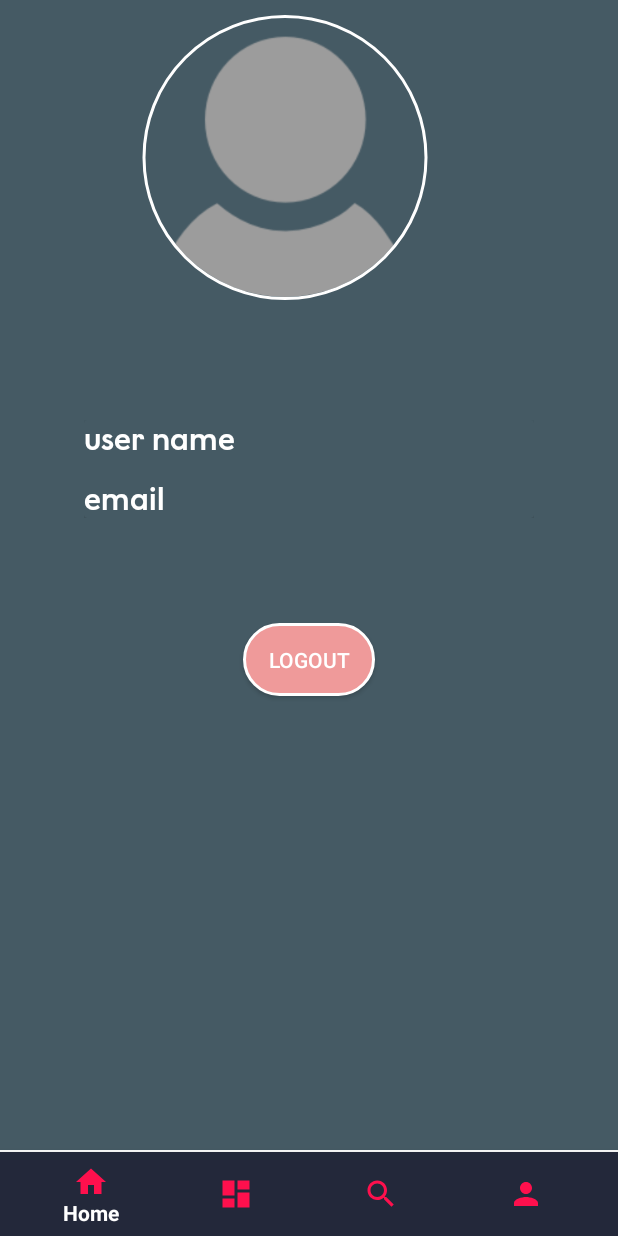
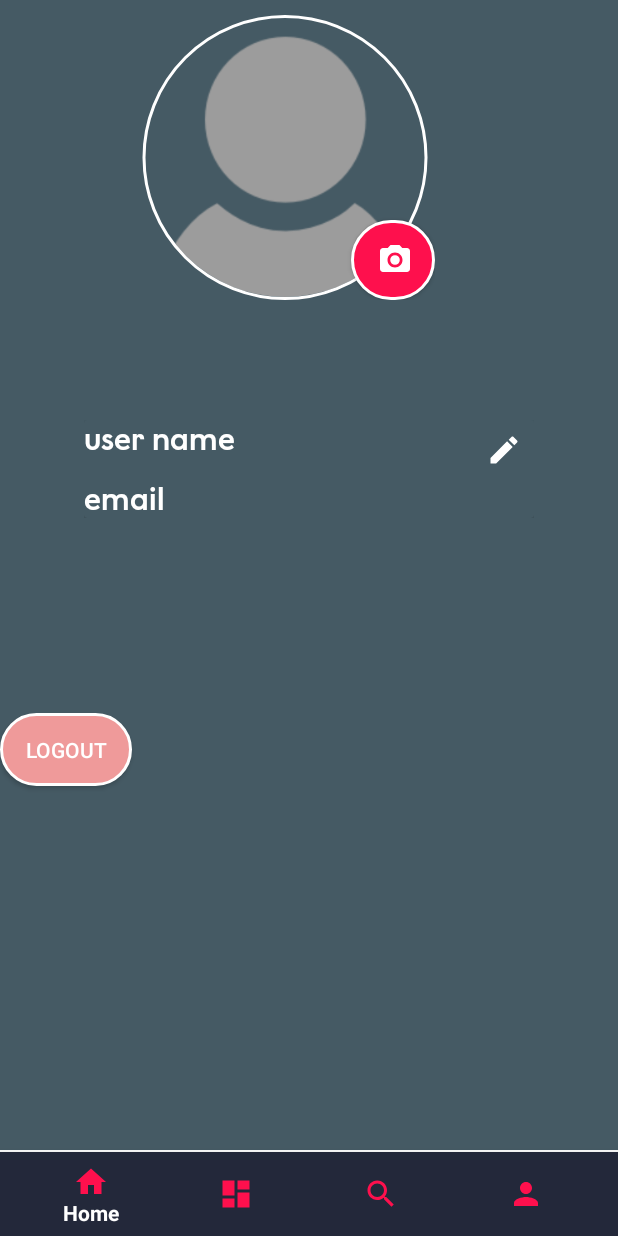
Before and after one commit to Mutegisamuel/SafariCare, an Android app: the fragment infoFragment placed in its activity, on a phone screen of 412 x 824 dp. Run offline under Robolectric (Android 15) with nearby library versions, the phone set to English and light mode, and no system bars; our stand-ins replace CircleImageView; libraries missing offline, so code that uses them is left out: com.github.anastr.speedviewlib; 1 statement that could not run was skipped.

Commit message:
update 2.0.1

```diff
--- /dev/null
+++ b/app/src/main/res/drawable/ic_camera_alt_black_24dp.xml
@@ -0,0 +1,12 @@
+<vector xmlns:android="http://schemas.android.com/apk/res/android"
+        android:width="24dp"
+        android:height="24dp"
+        android:viewportWidth="24.0"
+        android:viewportHeight="24.0">
+    <path
+        android:fillColor="#FFF"
+        android:pathData="M12,12m-3.2,0a3.2,3.2 0,1 1,6.4 0a3.2,3.2 0,1 1,-6.4 0"/>
+    <path
+        android:fillColor="#FFF"
+        android:pathData="M9,2L7.17,4L4,4c-1.1,0 -2,0.9 -2,2v12c0,1.1 0.9,2 2,2h16c1.1,0 2,-0.9 2,-2L22,6c0,-1.1 -0.9,-2 -2,-2h-3.17L15,2L9,2zM12,17c-2.76,0 -5,-2.24 -5,-5s2.24,-5 5,-5 5,2.24 5,5 -2.24,5 -5,5z"/>
+</vector>
--- /dev/null
+++ b/app/src/main/res/drawable/ic_edit_black_24dp.xml
@@ -0,0 +1,9 @@
+<vector xmlns:android="http://schemas.android.com/apk/res/android"
+        android:width="24dp"
+        android:height="24dp"
+        android:viewportWidth="24.0"
+        android:viewportHeight="24.0">
+    <path
+        android:fillColor="#FFF"
+        android:pathData="M3,17.25V21h3.75L17.81,9.94l-3.75,-3.75L3,17.25zM20.71,7.04c0.39,-0.39 0.39,-1.02 0,-1.41l-2.34,-2.34c-0.39,-0.39 -1.02,-0.39 -1.41,0l-1.83,1.83 3.75,3.75 1.83,-1.83z"/>
+</vector>
--- a/app/src/main/res/layout/activity_sign_up.xml
+++ b/app/src/main/res/layout/activity_sign_up.xml
@@ -49,7 +49,7 @@
             android:paddingRight="40dp">
 
             <EditText
-                android:id="@+id/username"
+                android:id="@+id/signupusername"
                 android:drawablePadding="10dp"
                 android:drawableLeft="@drawable/ic_person_black_24dp"
                 android:layout_width="350dp"
--- a/app/src/main/res/layout/fragment_info.xml
+++ b/app/src/main/res/layout/fragment_info.xml
@@ -7,7 +7,7 @@
     android:orientation="vertical"
     android:background="#455A64">
 
-    <LinearLayout
+    <RelativeLayout
         android:paddingTop="10dp"
         android:id="@+id/infopic"
         android:layout_width="200dp"
@@ -19,6 +19,17 @@
         android:layout_marginLeft="90dp"
         android:layout_marginBottom="80dp">
 
+        <Button
+            android:id="@+id/edit_imagebtn"
+            android:layout_width="56dp"
+            android:layout_height="wrap_content"
+            android:layout_alignParentBottom="true"
+            android:layout_alignParentEnd="true"
+            android:layout_alignParentRight="true"
+            android:layout_gravity="right"
+            android:background="@drawable/buttonstyle2"
+            android:drawableRight="@drawable/ic_camera_alt_black_24dp" />
+
         <de.hdodenhof.circleimageview.CircleImageView
             xmlns:app="http://schemas.android.com/apk/res-auto"
             android:id="@+id/profile_image"
@@ -27,7 +38,7 @@
             android:src="@drawable/customer_avatar"
             app:civ_border_width="2dp"
             app:civ_border_color="#FFF"/>
-    </LinearLayout>
+    </RelativeLayout>
 
     <LinearLayout
         android:layout_width="300dp"
@@ -41,13 +52,25 @@
             app:cardBackgroundColor="#455A64">
 
             <TextView
+                android:id="@+id/username"
+                android:drawablePadding="150dp"
                 android:textColor="#fff"
                 android:fontFamily="@font/litsans"
                 android:textSize="20dp"
                 android:layout_width="wrap_content"
                 android:layout_height="wrap_content"
                 android:text="user name"/>
+
+            <ImageButton
+                android:id="@+id/editnamebtn"
+                android:layout_width="40dp"
+                android:layout_height="40dp"
+                android:layout_gravity="right"
+                android:background="#455A64"
+                app:srcCompat="@drawable/ic_edit_black_24dp"/>
+
             <TextView
+                android:id="@+id/useremail"
                 android:textSize="20dp"
                 android:textColor="#fff"
                 android:fontFamily="@font/litsans"
@@ -61,12 +84,11 @@
     </LinearLayout>
 
     <Button
-        android:layout_gravity="center"
+        android:id="@+id/logoutbtn"
+        android:layout_marginTop="60dp"
+        android:layout_gravity="bottom"
         android:layout_width="wrap_content"
         android:layout_height="wrap_content"
-        android:layout_alignParentBottom="true"
-        android:layout_centerHorizontal="true"
-        android:layout_marginBottom="59dp"
         android:background="@drawable/buttonstyle3"
         android:text="logout"
         android:textColor="#fff" />
--- a/app/src/main/res/layout/fragment_search.xml
+++ b/app/src/main/res/layout/fragment_search.xml
@@ -15,6 +15,7 @@
             android:layout_width="300dp"
             android:layout_height="wrap_content" />
         <Button
+            android:id="@+id/searchbtn"
             android:layout_width="56dp"
             android:layout_height="wrap_content"
             android:drawableRight="@drawable/ic_search_black_24dp"
```
